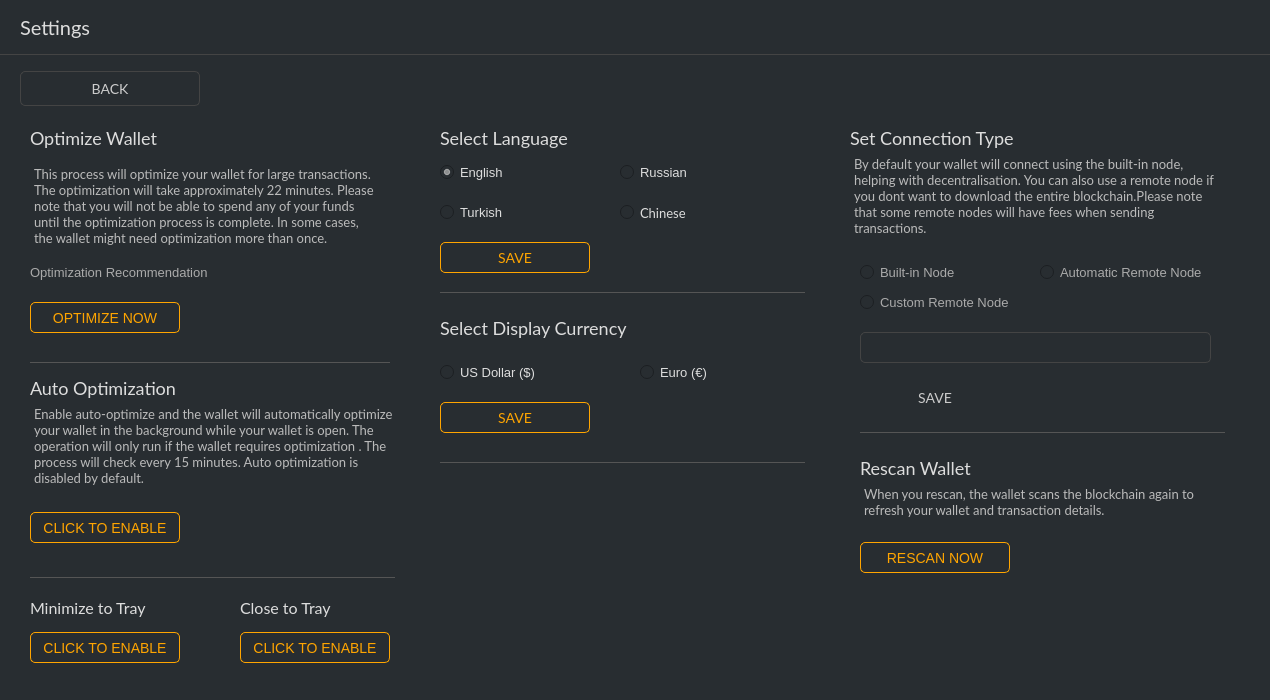
ConcealNetwork/conceal-desktop, file src/gui/ui/bankingframe2.ui: the form before one commit.
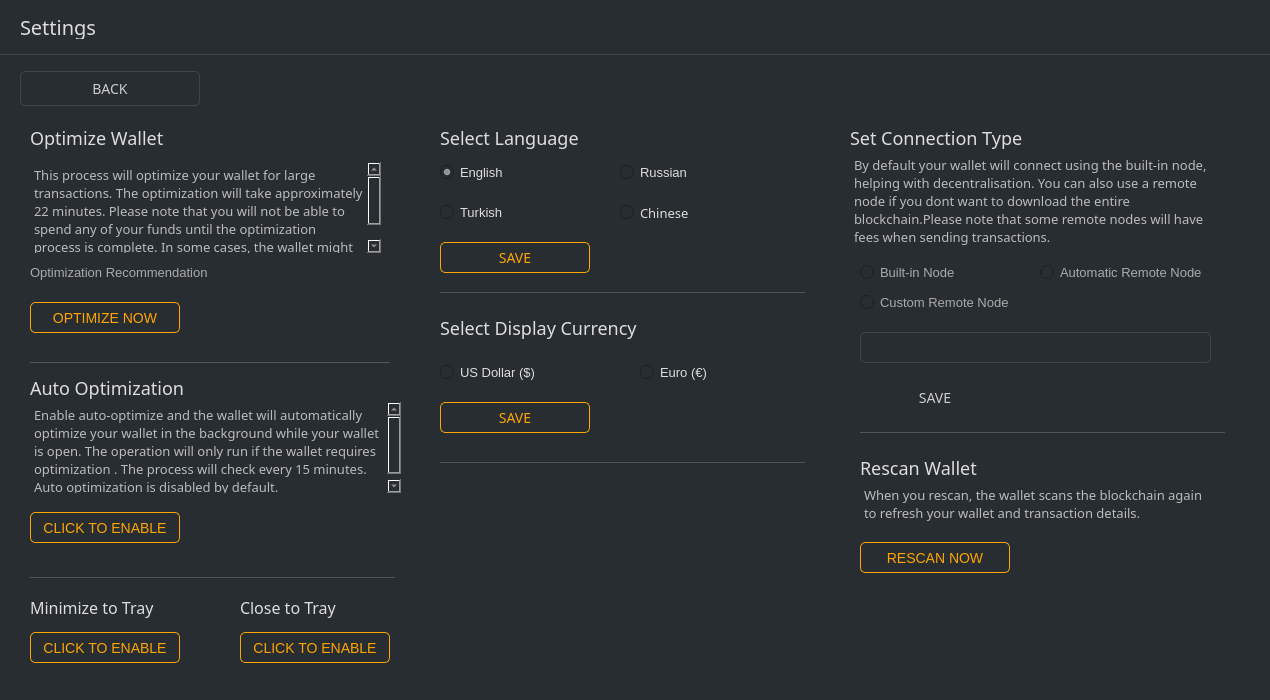
The form after the commit. Icons and pictures are not drawn.

Patch:
```diff
--- a/src/gui/ui/bankingframe2.ui
+++ b/src/gui/ui/bankingframe2.ui
@@ -83,7 +83,7 @@
        </property>
        <property name="font">
         <font>
-         <family>Lato</family>
+         <family>Raleway</family>
          <pointsize>-1</pointsize>
         </font>
        </property>
@@ -165,7 +165,7 @@
         </property>
         <property name="font">
          <font>
-          <family>Lato</family>
+          <family>Raleway</family>
           <pointsize>-1</pointsize>
          </font>
         </property>
@@ -269,7 +269,7 @@
         </property>
         <property name="font">
          <font>
-          <family>Lato</family>
+          <family>Raleway</family>
           <pointsize>-1</pointsize>
          </font>
         </property>
@@ -280,7 +280,7 @@
          <string>&lt;!DOCTYPE HTML PUBLIC &quot;-//W3C//DTD HTML 4.0//EN&quot; &quot;http://www.w3.org/TR/REC-html40/strict.dtd&quot;&gt;
 &lt;html&gt;&lt;head&gt;&lt;meta name=&quot;qrichtext&quot; content=&quot;1&quot; /&gt;&lt;style type=&quot;text/css&quot;&gt;
 p, li { white-space: pre-wrap; }
-&lt;/style&gt;&lt;/head&gt;&lt;body style=&quot; font-family:'Lato'; font-size:14px; font-weight:400; font-style:normal;&quot;&gt;
+&lt;/style&gt;&lt;/head&gt;&lt;body style=&quot; font-family:'Raleway'; font-size:14px; font-weight:400; font-style:normal;&quot;&gt;
 &lt;p style=&quot; margin-top:0px; margin-bottom:0px; margin-left:0px; margin-right:0px; -qt-block-indent:0; text-indent:0px;&quot;&gt;&lt;span style=&quot; font-size:13px;&quot;&gt;This process will optimize your wallet for large transactions. The optimization will take approximately 22 minutes. Please note that you will not be able to spend any of your funds until the optimization process is complete. In some cases, the wallet might need optimization more than once.&lt;/span&gt;&lt;/p&gt;&lt;/body&gt;&lt;/html&gt;</string>
         </property>
        </widget>
@@ -322,7 +322,7 @@
         </property>
         <property name="font">
          <font>
-          <family>Lato</family>
+          <family>Raleway</family>
           <pointsize>-1</pointsize>
          </font>
         </property>
@@ -349,7 +349,7 @@
         </property>
         <property name="font">
          <font>
-          <family>Lato</family>
+          <family>Raleway</family>
           <pointsize>-1</pointsize>
          </font>
         </property>
@@ -427,7 +427,7 @@
         </property>
         <property name="font">
          <font>
-          <family>Lato</family>
+          <family>Raleway</family>
           <pointsize>-1</pointsize>
          </font>
         </property>
@@ -438,7 +438,7 @@
          <string>&lt;!DOCTYPE HTML PUBLIC &quot;-//W3C//DTD HTML 4.0//EN&quot; &quot;http://www.w3.org/TR/REC-html40/strict.dtd&quot;&gt;
 &lt;html&gt;&lt;head&gt;&lt;meta name=&quot;qrichtext&quot; content=&quot;1&quot; /&gt;&lt;style type=&quot;text/css&quot;&gt;
 p, li { white-space: pre-wrap; }
-&lt;/style&gt;&lt;/head&gt;&lt;body style=&quot; font-family:'Lato'; font-size:14px; font-weight:400; font-style:normal;&quot;&gt;
+&lt;/style&gt;&lt;/head&gt;&lt;body style=&quot; font-family:'Raleway'; font-size:14px; font-weight:400; font-style:normal;&quot;&gt;
 &lt;p style=&quot; margin-top:0px; margin-bottom:0px; margin-left:0px; margin-right:0px; -qt-block-indent:0; text-indent:0px;&quot;&gt;&lt;span style=&quot; font-size:13px;&quot;&gt;Enable auto-optimize and the wallet will automatically optimize your wallet in the background while your wallet is open. The operation will only run if the wallet requires optimization . The process will check every 15 minutes. Auto optimization is disabled by default.&lt;/span&gt;&lt;/p&gt;&lt;/body&gt;&lt;/html&gt;</string>
         </property>
        </widget>
@@ -469,7 +469,7 @@
         </property>
         <property name="font">
          <font>
-          <family>Lato</family>
+          <family>Raleway</family>
           <pointsize>-1</pointsize>
          </font>
         </property>
@@ -496,7 +496,7 @@
         </property>
         <property name="font">
          <font>
-          <family>Lato</family>
+          <family>Raleway</family>
           <pointsize>-1</pointsize>
          </font>
         </property>
@@ -507,7 +507,7 @@
          <string>&lt;!DOCTYPE HTML PUBLIC &quot;-//W3C//DTD HTML 4.0//EN&quot; &quot;http://www.w3.org/TR/REC-html40/strict.dtd&quot;&gt;
 &lt;html&gt;&lt;head&gt;&lt;meta name=&quot;qrichtext&quot; content=&quot;1&quot; /&gt;&lt;style type=&quot;text/css&quot;&gt;
 p, li { white-space: pre-wrap; }
-&lt;/style&gt;&lt;/head&gt;&lt;body style=&quot; font-family:'Lato'; font-size:14px; font-weight:400; font-style:normal;&quot;&gt;
+&lt;/style&gt;&lt;/head&gt;&lt;body style=&quot; font-family:'Raleway'; font-size:14px; font-weight:400; font-style:normal;&quot;&gt;
 &lt;p style=&quot; margin-top:0px; margin-bottom:0px; margin-left:0px; margin-right:0px; -qt-block-indent:0; text-indent:0px;&quot;&gt;&lt;span style=&quot; font-size:13px;&quot;&gt;When you rescan, the wallet scans the blockchain again to refresh your wallet and transaction details.&lt;/span&gt;&lt;/p&gt;&lt;/body&gt;&lt;/html&gt;</string>
         </property>
        </widget>
@@ -592,7 +592,7 @@
         </property>
         <property name="font">
          <font>
-          <family>Lato</family>
+          <family>Raleway</family>
           <pointsize>-1</pointsize>
          </font>
         </property>
@@ -619,7 +619,7 @@
         </property>
         <property name="font">
          <font>
-          <family>Lato</family>
+          <family>Raleway</family>
           <pointsize>-1</pointsize>
          </font>
         </property>
@@ -778,7 +778,7 @@
         </property>
         <property name="font">
          <font>
-          <family>Lato</family>
+          <family>Raleway</family>
           <pointsize>-1</pointsize>
          </font>
         </property>
@@ -789,7 +789,7 @@
          <string>&lt;!DOCTYPE HTML PUBLIC &quot;-//W3C//DTD HTML 4.0//EN&quot; &quot;http://www.w3.org/TR/REC-html40/strict.dtd&quot;&gt;
 &lt;html&gt;&lt;head&gt;&lt;meta name=&quot;qrichtext&quot; content=&quot;1&quot; /&gt;&lt;style type=&quot;text/css&quot;&gt;
 p, li { white-space: pre-wrap; }
-&lt;/style&gt;&lt;/head&gt;&lt;body style=&quot; font-family:'Lato'; font-size:14px; font-weight:400; font-style:normal;&quot;&gt;
+&lt;/style&gt;&lt;/head&gt;&lt;body style=&quot; font-family:'Raleway'; font-size:14px; font-weight:400; font-style:normal;&quot;&gt;
 &lt;p style=&quot; margin-top:0px; margin-bottom:0px; margin-left:0px; margin-right:0px; -qt-block-indent:0; text-indent:0px;&quot;&gt;&lt;span style=&quot; font-size:13px;&quot;&gt;By default your wallet will connect using the built-in node, helping with decentralisation. You can also use a remote node if you dont want to download the entire blockchain.Please note that some remote nodes will have fees when sending transactions.&lt;/span&gt;&lt;/p&gt;&lt;/body&gt;&lt;/html&gt;</string>
         </property>
        </widget>
@@ -804,7 +804,7 @@
         </property>
         <property name="font">
          <font>
-          <family>Lato</family>
+          <family>Raleway</family>
           <pointsize>-1</pointsize>
          </font>
         </property>
@@ -930,7 +930,7 @@
         </property>
         <property name="font">
          <font>
-          <family>Lato</family>
+          <family>Raleway</family>
           <pointsize>-1</pointsize>
          </font>
         </property>
@@ -973,7 +973,7 @@
         </property>
         <property name="font">
          <font>
-          <family>Lato</family>
+          <family>Raleway</family>
           <pointsize>-1</pointsize>
          </font>
         </property>
@@ -1012,7 +1012,7 @@
         </property>
         <property name="font">
          <font>
-          <family>Lato</family>
+          <family>Raleway</family>
           <pointsize>-1</pointsize>
          </font>
         </property>
@@ -1090,7 +1090,7 @@
         </property>
         <property name="font">
          <font>
-          <family>Lato</family>
+          <family>Raleway</family>
           <pointsize>-1</pointsize>
          </font>
         </property>
@@ -1114,7 +1114,7 @@
         </property>
         <property name="font">
          <font>
-          <family>Lato</family>
+          <family>Raleway</family>
           <pointsize>-1</pointsize>
          </font>
         </property>
@@ -1219,7 +1219,7 @@
         </property>
         <property name="font">
          <font>
-          <family>Lato</family>
+          <family>Raleway</family>
           <pointsize>-1</pointsize>
          </font>
         </property>
```
